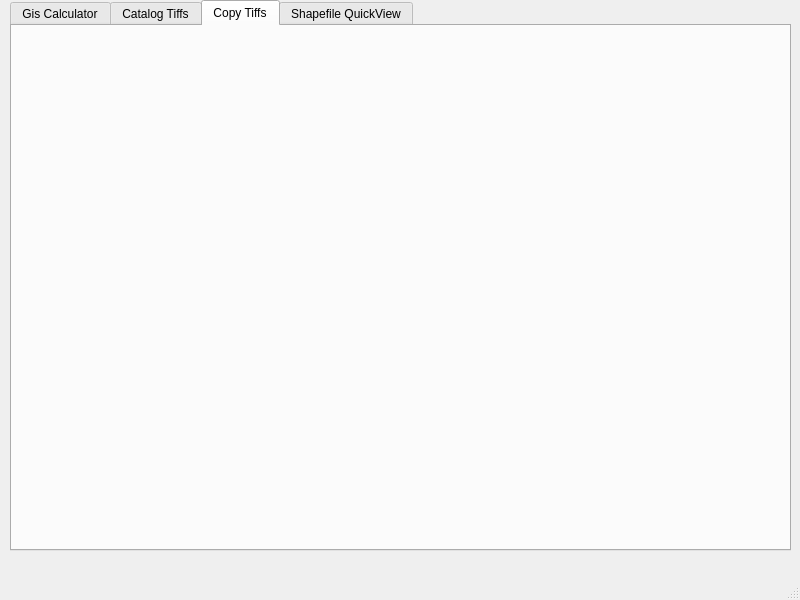
Old version of the form gisHelperGui.ui in the repository minorsecond/GIS-Helper.
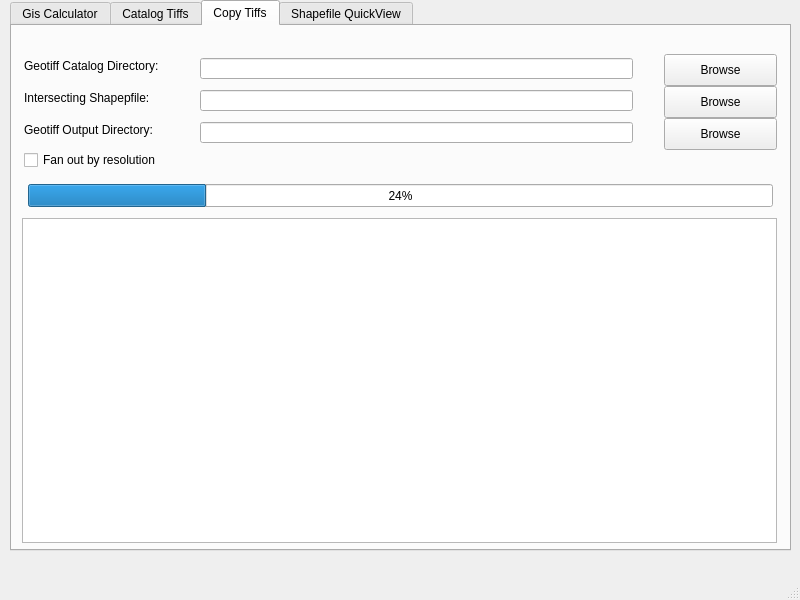
New version of the form. The open tabs and pages were chosen to show the change.

Commit message:
Finished code to calculate origin.
GUI improvements.

```diff
--- a/gisHelperGui.ui
+++ b/gisHelperGui.ui
@@ -38,6 +38,11 @@
       <height>551</height>
      </rect>
     </property>
+    <property name="font">
+     <font>
+      <family>Arial</family>
+     </font>
+    </property>
     <property name="currentIndex">
      <number>0</number>
     </property>
@@ -658,6 +663,173 @@
      <attribute name="title">
       <string>Copy Tiffs</string>
      </attribute>
+     <widget class="QLabel" name="label_9">
+      <property name="geometry">
+       <rect>
+        <x>12</x>
+        <y>32</y>
+        <width>161</width>
+        <height>16</height>
+       </rect>
+      </property>
+      <property name="font">
+       <font>
+        <family>Arial</family>
+       </font>
+      </property>
+      <property name="text">
+       <string>Geotiff Catalog Directory:</string>
+      </property>
+     </widget>
+     <widget class="QLabel" name="label_10">
+      <property name="geometry">
+       <rect>
+        <x>12</x>
+        <y>64</y>
+        <width>161</width>
+        <height>16</height>
+       </rect>
+      </property>
+      <property name="font">
+       <font>
+        <family>Arial</family>
+       </font>
+      </property>
+      <property name="text">
+       <string>Intersecting Shapepfile: </string>
+      </property>
+     </widget>
+     <widget class="QLabel" name="label_11">
+      <property name="geometry">
+       <rect>
+        <x>12</x>
+        <y>96</y>
+        <width>161</width>
+        <height>16</height>
+       </rect>
+      </property>
+      <property name="font">
+       <font>
+        <family>Arial</family>
+       </font>
+      </property>
+      <property name="text">
+       <string>Geotiff Output Directory: </string>
+      </property>
+     </widget>
+     <widget class="QLineEdit" name="lineEdit">
+      <property name="geometry">
+       <rect>
+        <x>188</x>
+        <y>32</y>
+        <width>433</width>
+        <height>21</height>
+       </rect>
+      </property>
+     </widget>
+     <widget class="QLineEdit" name="lineEdit_2">
+      <property name="geometry">
+       <rect>
+        <x>188</x>
+        <y>64</y>
+        <width>433</width>
+        <height>21</height>
+       </rect>
+      </property>
+     </widget>
+     <widget class="QLineEdit" name="lineEdit_3">
+      <property name="geometry">
+       <rect>
+        <x>188</x>
+        <y>96</y>
+        <width>433</width>
+        <height>21</height>
+       </rect>
+      </property>
+     </widget>
+     <widget class="QPushButton" name="pushButton">
+      <property name="geometry">
+       <rect>
+        <x>652</x>
+        <y>28</y>
+        <width>113</width>
+        <height>32</height>
+       </rect>
+      </property>
+      <property name="text">
+       <string>Browse</string>
+      </property>
+     </widget>
+     <widget class="QPushButton" name="pushButton_2">
+      <property name="geometry">
+       <rect>
+        <x>652</x>
+        <y>60</y>
+        <width>113</width>
+        <height>32</height>
+       </rect>
+      </property>
+      <property name="text">
+       <string>Browse</string>
+      </property>
+     </widget>
+     <widget class="QPushButton" name="pushButton_3">
+      <property name="geometry">
+       <rect>
+        <x>652</x>
+        <y>92</y>
+        <width>113</width>
+        <height>32</height>
+       </rect>
+      </property>
+      <property name="text">
+       <string>Browse</string>
+      </property>
+     </widget>
+     <widget class="QCheckBox" name="checkBox_2">
+      <property name="geometry">
+       <rect>
+        <x>12</x>
+        <y>124</y>
+        <width>153</width>
+        <height>20</height>
+       </rect>
+      </property>
+      <property name="font">
+       <font>
+        <family>Arial</family>
+       </font>
+      </property>
+      <property name="text">
+       <string>Fan out by resolution</string>
+      </property>
+     </widget>
+     <widget class="QTextEdit" name="catalogTiffOutputWindow_2">
+      <property name="geometry">
+       <rect>
+        <x>10</x>
+        <y>192</y>
+        <width>755</width>
+        <height>325</height>
+       </rect>
+      </property>
+      <property name="readOnly">
+       <bool>true</bool>
+      </property>
+     </widget>
+     <widget class="QProgressBar" name="progressBar">
+      <property name="geometry">
+       <rect>
+        <x>16</x>
+        <y>158</y>
+        <width>745</width>
+        <height>23</height>
+       </rect>
+      </property>
+      <property name="value">
+       <number>24</number>
+      </property>
+     </widget>
     </widget>
     <widget class="QWidget" name="qkShp">
      <attribute name="title">
```
Left out of the diff: 235 changed lines with no effect on the pictures. The commit also changes 1 other file.
